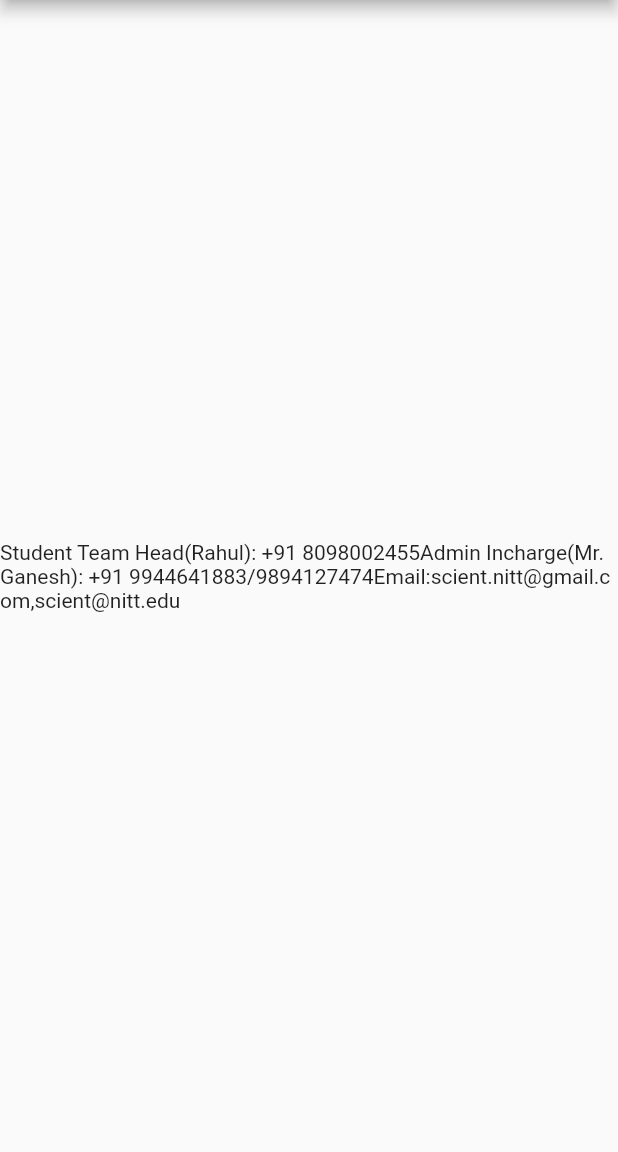
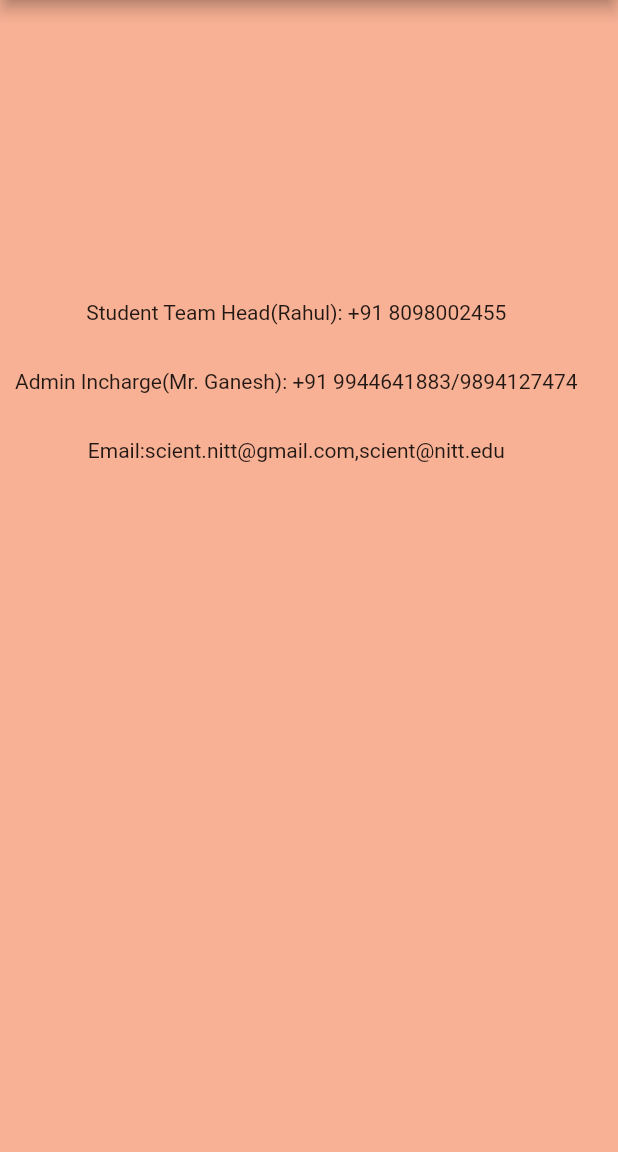
Before and after one commit to dharshini28/Scientfinal, a Flutter app: the MyHomePage screen opened directly, after a tap on the "menu" icon, after a tap on "Contact", on a phone screen of 412 x 824 dp, the part 84-1236 px from its top. Run offline on Flutter 3.47's test engine with Material 2 defaults, Android fonts, the phone set to English and light mode, and no system bars; our stand-ins replace carousel_pro.

Commit message:
changes made

```diff
--- a/lib/Contacts.dart
+++ b/lib/Contacts.dart
@@ -1,17 +1,44 @@
 import 'package:flutter/material.dart';
 
 class Contacts extends StatelessWidget {
+
+
   @override
   Widget build(BuildContext context) {
     return Scaffold(
+      backgroundColor: Color(0xfff8b195),
       appBar: AppBar(
         title: Text("Contacts"),
       ),
-      body: Center(
-        child: Text('Student Team Head(Rahul): +91 8098002455'
-            'Admin Incharge(Mr. Ganesh): +91 9944641883/9894127474'
-            'Email:scient.nitt@gmail.com,scient@nitt.edu'),
+      body : Padding(
+        padding: const EdgeInsets.only(
+          left:10,
+          right: 0.0,
+          top:200,
+          bottom:0.0
+        ),
+        child: Column(
+            mainAxisAlignment: MainAxisAlignment.start,
+            children: <Widget>[
+              Container (
+                  child: Text('Student Team Head(Rahul): +91 8098002455'),),
+                  SizedBox(
+                height: 30,
+              ),
+              Container(
+                  child: Text('Admin Incharge(Mr. Ganesh): +91 9944641883/9894127474')),
+              SizedBox(
+                height: 30,
+              ),
+              Container(
+                  child: Text('Email:scient.nitt@gmail.com,scient@nitt.edu')),
+              SizedBox(
+                height: 30,
+              ),
+            ],
+          ),
       ),
-    );
+      );
+
   }
 }
--- a/lib/ImageCarousel.dart
+++ b/lib/ImageCarousel.dart
@@ -7,8 +7,8 @@ class ImageCarousel extends StatelessWidget {
     return Carousel(
       boxFit: BoxFit.cover,
       images: [
-        new AssetImage('assets/images/1.jpg'),
-        new AssetImage('assets/images/1.jpg'),
+        new AssetImage('assets/images/image1.jpg'),
+        new AssetImage('assets/images/image2.jpg'),
       ],
       animationCurve: Curves.fastOutSlowIn,
       animationDuration: Duration(seconds: 2),
--- a/lib/main.dart
+++ b/lib/main.dart
@@ -2,13 +2,14 @@ import 'package:flutter/cupertino.dart';
 import 'package:flutter/material.dart';
 import 'package:flutterappfour/Contacts.dart';
 import 'package:flutterappfour/ImageCarousel.dart';
-import 'package:flutterappfour/Projectsyear.dart';
 import 'package:flutterappfour/Tools.dart';
+
+import 'Projectsyear.dart';
 
 void main() => runApp(MyApp());
 enum WhyFarther { harder, smarter, selfStarter, tradingCharter }
 var _scaffoldKey = new GlobalKey<ScaffoldState>();
-List<String> numbers = [
+List<String> clubs = [
   'RMI',
   'Spider',
   'Delta',
@@ -22,6 +23,7 @@ class MyApp extends StatelessWidget {
   @override
   Widget build(BuildContext context) {
     return MaterialApp(
+      debugShowCheckedModeBanner: false,
       title: 'Flutter Demo',
       theme: ThemeData(
         primarySwatch: Colors.blue,
@@ -37,13 +39,16 @@ class MyHomePage extends StatefulWidget {
   final String title;
 
   @override
-  _MyHomePageState createState() => _MyHomePageState();
+  _MyHomePageState createState() => _MyHomePageState(
+
+  );
 }
 
 class _MyHomePageState extends State<MyHomePage> {
   @override
   Widget build(BuildContext context) {
     return Scaffold(
+
       key: _scaffoldKey,
       appBar: AppBar(
           title: Text(widget.title),
@@ -51,35 +56,110 @@ class _MyHomePageState extends State<MyHomePage> {
           leading: new IconButton(
               icon: new Icon(Icons.menu),
               onPressed: () => _scaffoldKey.currentState.openDrawer())),
-      body: Container(
+      body: SingleChildScrollView(
+        child: Container(
           child: new Column(children: <Widget>[
-          Container(
+                Padding(
+                  padding: const EdgeInsets.only(
+                    left: 20,
+                    top: 30,
+                    bottom: 0,
+                    right: 20,
+                  ),
+                  child: Row(
+                    mainAxisAlignment: MainAxisAlignment.start,
+                    children: <Widget>[
+                      CircleAvatar(
+                        radius: 25,
+                          child: Image(image: AssetImage('assets/images/scient-logo.png')),
+                      ),
+                      Padding(
+                        padding: const EdgeInsets.only(
+                          left: 30,
+                          top: 0,
+                          bottom: 0,
+                          right: 0,
+                        ),
+                        child: Container(
+                          child: Text('SCIENT',style: TextStyle(fontSize: 28),),
+                        ),
+                      )
+                    ],
+
+                  ),
+                ),
+
+            Padding(
+              padding: const EdgeInsets.only(
+                left: 20,
+                top: 30,
+                bottom: 0,
+                right: 20,
+              ),
+              child: Container(
                 height: 200,
                 child: Center(child: ImageCarousel()),
               ),
+            ),
+            Padding(
+              padding: const EdgeInsets.only(
+                left: 20,
+                top: 30,
+                bottom: 0,
+                right: 20,
+              ),
+              child: Container(
+                child: Center(child: Text('ABOUT US',style: TextStyle(fontSize: 28))),
+              ),
+            ),
+
+            Padding(
+                   padding: const EdgeInsets.only(
+                     left: 20,
+                     top: 10,
+                     bottom: 20,
+                     right: 20,
+                   ),
+                   child: Container(
+                child: Center(child: Text('SCIEnT is a multi-disciplinary innovation centre, providing opportunities to students to delve into the ever expanding world of technology, and discover, hands on, the incredible scope for innovation that the world offers today. The lab allows students to explore and experiment with technology, without having to deal with the fear and cost of failure. At SCIEnT, students are offered a multitude of tools, machines, consumables and services, and a space in which to work, learn and grow.')),
+               ),
+                 ),
+
             Container(
               padding: EdgeInsets.symmetric(horizontal: 16.0, vertical: 24.0),
               height: MediaQuery.of(context).size.height * 0.35,
               child: ListView.builder(
                   scrollDirection: Axis.horizontal,
-                itemCount: numbers.length,
+                  itemCount: clubs.length,
                   itemBuilder: (context, index) {
                     return Container(
                           width: MediaQuery.of(context).size.width * 0.6,
                           child: Card(
                             color: Colors.blue,
+                            child: GestureDetector(
+                              onTap: (){
+                                String name = clubs[index];
+                                Navigator.push(
+                                    context,
+                                    MaterialPageRoute(
+                                      builder: (BuildContext context) => Club(name),
+                                    ));
+                              },
+
                               child: Container(
                                 child: Center(
                                     child: Text(
-                          numbers[index].toString(),
+                                  clubs[index].toString(),
                                   style: TextStyle(color: Colors.white, fontSize: 36.0),
                                 )),
+                              ),
                             ),
                           ),
                         );
                   }),
             ),
           ]),
+        ),
       ),
       drawer: Theme(
         data: Theme.of(context).copyWith(
@@ -98,7 +178,7 @@ class _MyHomePageState extends State<MyHomePage> {
                     mainAxisSize: MainAxisSize.min,
                     crossAxisAlignment: CrossAxisAlignment.stretch,
                     children: <Widget>[
-                      Image(image: AssetImage('assets/images/1.jpg')),
+                      Image(image: AssetImage('assets/images/image3.jpg')),
                       Text("Scient",
                           style: TextStyle(color: Colors.white, fontSize: 28)),
                     ],
@@ -124,7 +204,7 @@ class _MyHomePageState extends State<MyHomePage> {
                   {
                     Navigator.push(
                       context,
-                      MaterialPageRoute(builder: (context) => Projectsyear()),
+                      MaterialPageRoute(builder: (context) => years()),
                     );
                   }
                 },
@@ -176,30 +256,32 @@ class _MyHomePageState extends State<MyHomePage> {
         ),
       ),
     );
-  }
-}
+  }}
 
-class SecondRoute extends StatelessWidget {
+  class Club extends StatefulWidget {
+  String name;
+  Club(this.name);
+  @override
+  State<StatefulWidget> createState() {
+  return Clubstate(this.name);
+  }}
+  class Clubstate extends State<Club> {
+  String name;
+  Clubstate(this.name);
   @override
   Widget build(BuildContext context) {
   return Scaffold(
   appBar: AppBar(
-        title: Text("Second Route"),
+  title: Text('PROJECTS'),
+  backgroundColor: Colors.amberAccent,
   ),
-      body: Center(
-        child: RaisedButton(
-          onPressed: () {
-            // Navigate back to first route when tapped.
-            {
-              Navigator.push(
-                context,
-                MaterialPageRoute(builder: (context) => (MyApp())),
-              );
-            }
-          },
-          child: Text('Go back!'),
+  body: Padding(
+  padding: const EdgeInsets.all(80.0),
+  child: Column(
+  mainAxisAlignment: MainAxisAlignment.start,
+  children: <Widget>[
+  Center(child: Text(name)),
+  SizedBox(
+  height: 20,
   ),
-      ),
-    );
-  }
-}
+])));}}
```
Also changed, not shown: lib/Projectsyear.dart (deleted, +0 -106 lines), lib/Yearwiseprojectsdisplay.dart (+28 -70 lines), assets/images/1.jpeg (deleted), assets/images/1.jpg (deleted), assets/images/imagestool/image1.jpg (deleted), assets/images/imagestool/image10.jpg (deleted), assets/images/imagestool/image2.jpg (deleted), assets/images/imagestool/image3.jpg (deleted), assets/images/imagestool/image4.jpg (deleted), assets/images/imagestool/image5.jpg (deleted), assets/images/imagestool/image6.jpg (deleted), assets/images/imagestool/image7.jpg (deleted), assets/images/imagestool/image8.jpg (deleted), assets/images/imagestool/image9.jpg (deleted). Lines whose indentation alone changed are shown as unchanged.
